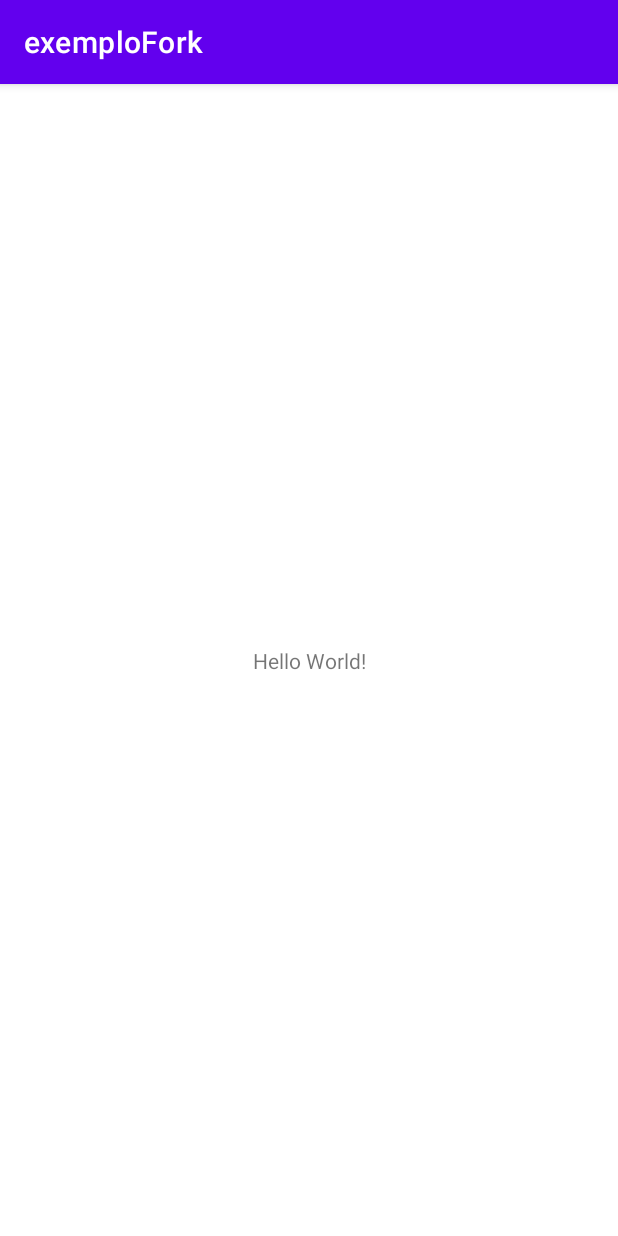
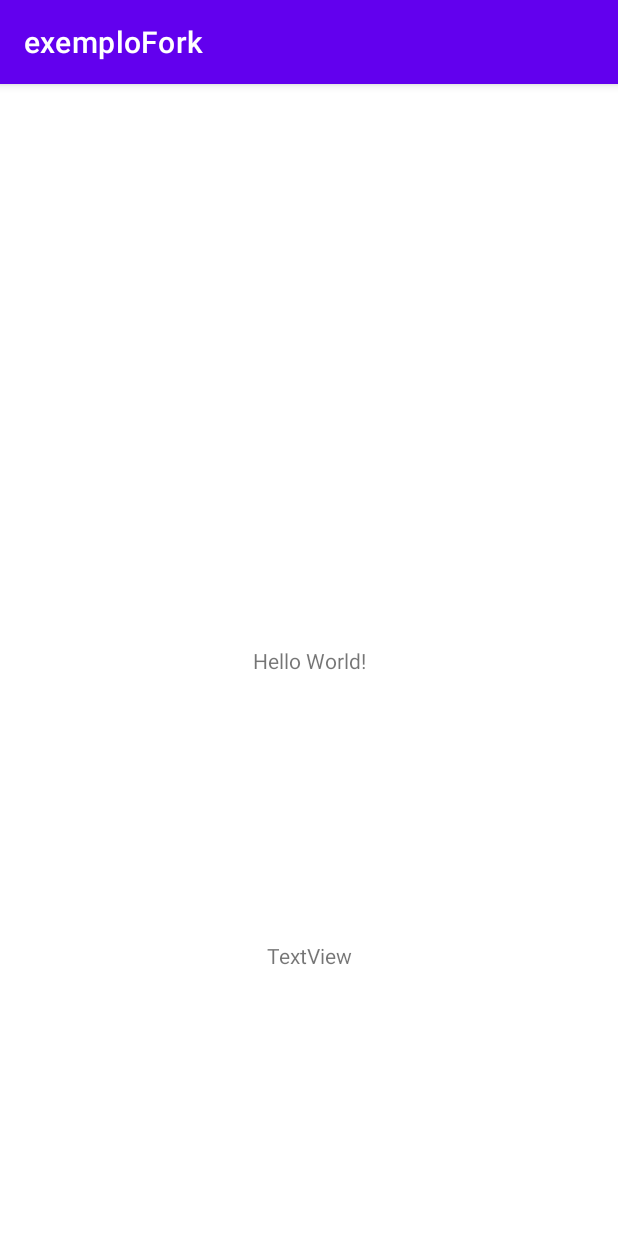
Before and after one commit to jonatasdm/exemploFork, an Android app: the screen it shows after launch (MainActivity), on a phone screen of 412 x 824 dp. Run offline under Robolectric (Android 15) with nearby library versions, the phone set to English and light mode, and no system bars.

Commit message:
novo texto

```diff
--- a/app/src/main/res/layout/activity_main.xml
+++ b/app/src/main/res/layout/activity_main.xml
@@ -7,6 +7,7 @@
     tools:context=".MainActivity">
 
     <TextView
+        android:id="@+id/textView2"
         android:layout_width="wrap_content"
         android:layout_height="wrap_content"
         android:text="Hello World!"
@@ -15,4 +16,15 @@
         app:layout_constraintRight_toRightOf="parent"
         app:layout_constraintTop_toTopOf="parent" />
 
+    <TextView
+        android:id="@+id/textView"
+        android:layout_width="wrap_content"
+        android:layout_height="wrap_content"
+        android:text="TextView"
+        app:layout_constraintBottom_toBottomOf="parent"
+        app:layout_constraintEnd_toEndOf="parent"
+        app:layout_constraintStart_toStartOf="parent"
+        app:layout_constraintTop_toBottomOf="@+id/textView2" />
+
+
 </androidx.constraintlayout.widget.ConstraintLayout>
```
